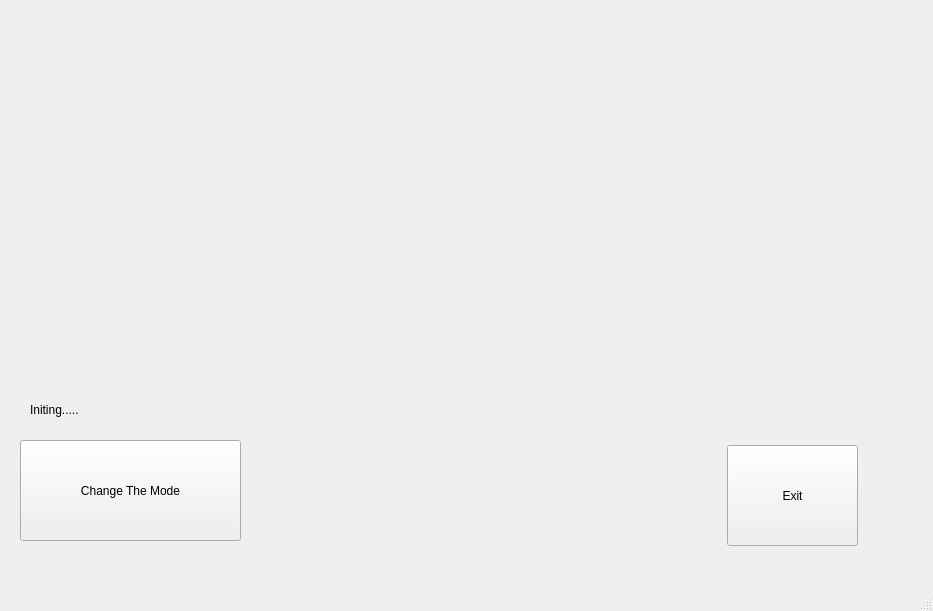
This is QTViewer/mainwindow.ui in daijiaweicb/Outdoor-Photography-Helmet-with-Physical-Condition-Monitoring as Qt 5 draws it before an edit. The edited form follows.
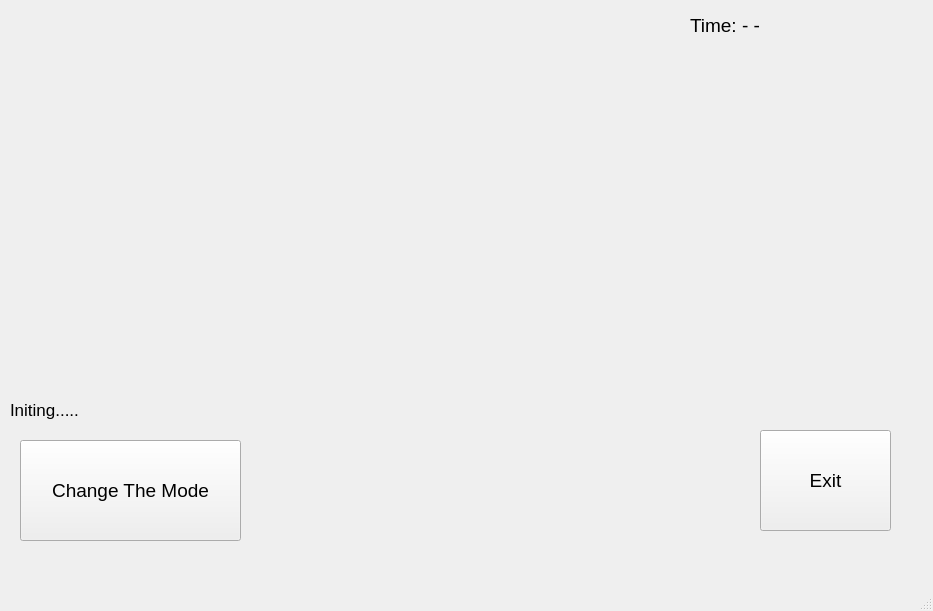
This is the edited form.

Commit message: add time label

What changed in the file:
```diff
--- a/QTViewer/mainwindow.ui
+++ b/QTViewer/mainwindow.ui
@@ -23,6 +23,11 @@
       <height>101</height>
      </rect>
     </property>
+    <property name="font">
+     <font>
+      <pointsize>14</pointsize>
+     </font>
+    </property>
     <property name="text">
      <string>Change The Mode</string>
     </property>
@@ -30,8 +35,8 @@
    <widget class="QWidget" name="VideoContainer" native="true">
     <property name="geometry">
      <rect>
-      <x>290</x>
-      <y>20</y>
+      <x>10</x>
+      <y>10</y>
       <width>601</width>
       <height>391</height>
      </rect>
@@ -40,12 +45,17 @@
    <widget class="QLabel" name="label_status">
     <property name="geometry">
      <rect>
-      <x>30</x>
+      <x>10</x>
       <y>400</y>
-      <width>211</width>
+      <width>251</width>
       <height>20</height>
      </rect>
     </property>
+    <property name="font">
+     <font>
+      <pointsize>13</pointsize>
+     </font>
+    </property>
     <property name="lineWidth">
      <number>2</number>
     </property>
@@ -56,16 +66,39 @@
    <widget class="QPushButton" name="Exit">
     <property name="geometry">
      <rect>
-      <x>727</x>
-      <y>445</y>
+      <x>760</x>
+      <y>430</y>
       <width>131</width>
       <height>101</height>
      </rect>
     </property>
+    <property name="font">
+     <font>
+      <pointsize>14</pointsize>
+     </font>
+    </property>
     <property name="text">
      <string>Exit</string>
     </property>
    </widget>
+   <widget class="QLabel" name="label_time">
+    <property name="geometry">
+     <rect>
+      <x>690</x>
+      <y>10</y>
+      <width>241</width>
+      <height>31</height>
+     </rect>
+    </property>
+    <property name="font">
+     <font>
+      <pointsize>14</pointsize>
+     </font>
+    </property>
+    <property name="text">
+     <string>Time: - -</string>
+    </property>
+   </widget>
   </widget>
   <widget class="QMenuBar" name="menubar">
    <property name="geometry">
```
